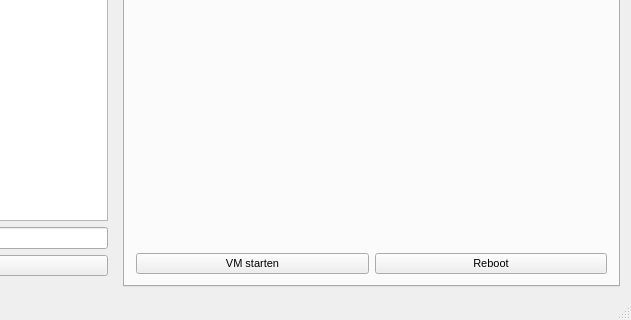
SteveCharleston/virsh-gui, file virshgui.ui: the form before one commit; both pictures show x 381 to 1012 and y 421 to 741 of the 1012 by 741 pixel window.
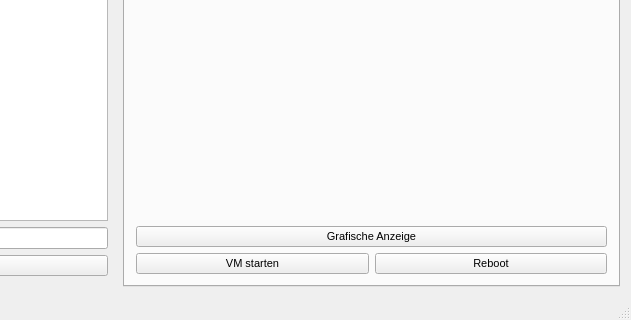
The form after the commit.

Commit message: some work on vnc connection

```diff
--- a/virshgui.ui
+++ b/virshgui.ui
@@ -421,6 +421,13 @@
            </item>
           </layout>
          </item>
+         <item>
+          <widget class="QPushButton" name="virtViewerButton">
+           <property name="text">
+            <string>Grafische Anzeige</string>
+           </property>
+          </widget>
+         </item>
          <item>
           <layout class="QHBoxLayout" name="statusControlLayout">
            <item>
```
The commit also changes 2 other files.
